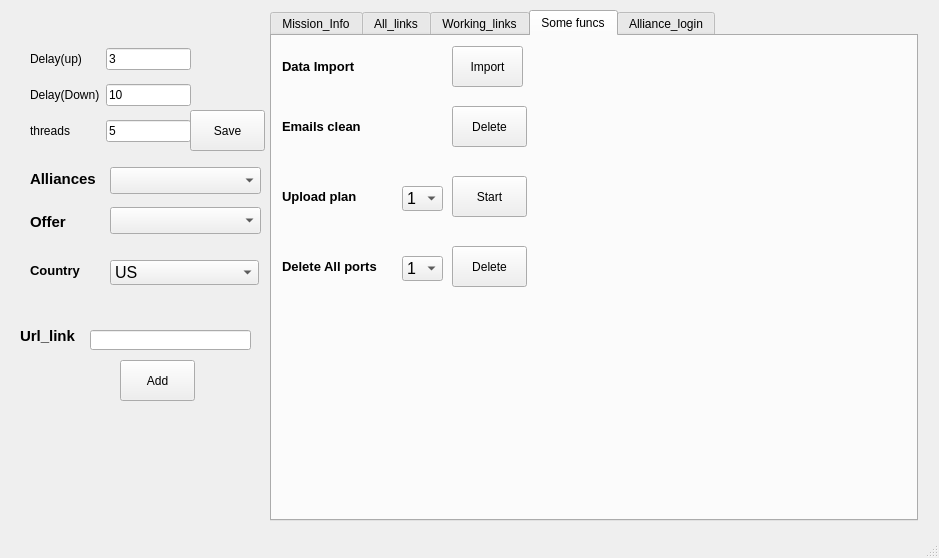
Above: ui/test.ui from FuckBrains/src before the change. Below: the same form after it.
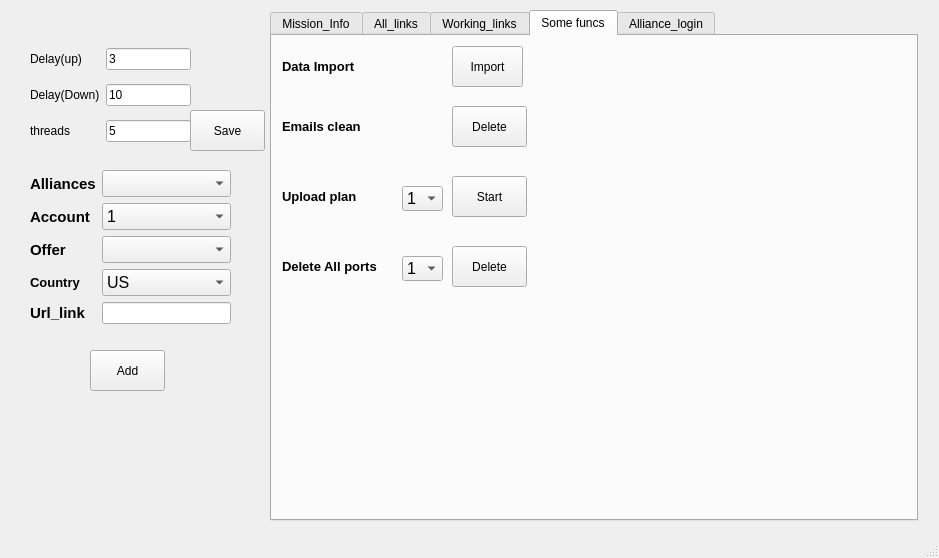
That is the form after the change.

Diff of the .ui file:
```diff
--- a/ui/test.ui
+++ b/ui/test.ui
@@ -23,8 +23,8 @@
    <widget class="QPushButton" name="pushButton1">
     <property name="geometry">
      <rect>
-      <x>120</x>
-      <y>360</y>
+      <x>90</x>
+      <y>350</y>
       <width>75</width>
       <height>41</height>
      </rect>
@@ -33,96 +33,6 @@
      <string>Add</string>
     </property>
    </widget>
-   <widget class="QWidget" name="verticalLayoutWidget">
-    <property name="geometry">
-     <rect>
-      <x>30</x>
-      <y>160</y>
-      <width>160</width>
-      <height>80</height>
-     </rect>
-    </property>
-    <layout class="QVBoxLayout" name="verticalLayout">
-     <item>
-      <widget class="QLabel" name="label">
-       <property name="font">
-        <font>
-         <pointsize>11</pointsize>
-         <weight>75</weight>
-         <bold>true</bold>
-        </font>
-       </property>
-       <property name="text">
-        <string>Alliances</string>
-       </property>
-      </widget>
-     </item>
-     <item>
-      <widget class="QLabel" name="label_2">
-       <property name="font">
-        <font>
-         <pointsize>11</pointsize>
-         <weight>75</weight>
-         <bold>true</bold>
-        </font>
-       </property>
-       <property name="text">
-        <string>Offer</string>
-       </property>
-      </widget>
-     </item>
-    </layout>
-   </widget>
-   <widget class="QWidget" name="verticalLayoutWidget_2">
-    <property name="geometry">
-     <rect>
-      <x>110</x>
-      <y>160</y>
-      <width>151</width>
-      <height>81</height>
-     </rect>
-    </property>
-    <layout class="QVBoxLayout" name="verticalLayout_2">
-     <item>
-      <widget class="QComboBox" name="comboBox1">
-       <property name="font">
-        <font>
-         <pointsize>12</pointsize>
-        </font>
-       </property>
-      </widget>
-     </item>
-     <item>
-      <widget class="QComboBox" name="comboBox2">
-       <property name="font">
-        <font>
-         <pointsize>12</pointsize>
-        </font>
-       </property>
-      </widget>
-     </item>
-    </layout>
-   </widget>
-   <widget class="QLabel" name="label_3">
-    <property name="geometry">
-     <rect>
-      <x>20</x>
-      <y>300</y>
-      <width>61</width>
-      <height>71</height>
-     </rect>
-    </property>
-    <property name="font">
-     <font>
-      <pointsize>11</pointsize>
-      <weight>75</weight>
-      <bold>true</bold>
-     </font>
-    </property>
-    <property name="text">
-     <string>Url_link</string>
-    </property>
-   </widget>
    <widget class="QWidget" name="gridLayoutWidget">
     <property name="geometry">
      <rect>
@@ -177,71 +87,6 @@
      </item>
     </layout>
    </widget>
-   <widget class="QLabel" name="label_9">
-    <property name="geometry">
-     <rect>
-      <x>30</x>
-      <y>260</y>
-      <width>81</width>
-      <height>21</height>
-     </rect>
-    </property>
-    <property name="font">
-     <font>
-      <pointsize>10</pointsize>
-      <weight>75</weight>
-      <bold>true</bold>
-     </font>
-    </property>
-    <property name="text">
-     <string>Country</string>
-    </property>
-   </widget>
-   <widget class="QComboBox" name="comboBox5">
-    <property name="geometry">
-     <rect>
-      <x>110</x>
-      <y>260</y>
-      <width>149</width>
-      <height>25</height>
-     </rect>
-    </property>
-    <property name="font">
-     <font>
-      <pointsize>12</pointsize>
-     </font>
-    </property>
-    <item>
-     <property name="text">
-      <string>US</string>
-     </property>
-    </item>
-    <item>
-     <property name="text">
-      <string>CA</string>
-     </property>
-    </item>
-    <item>
-     <property name="text">
-      <string>GB</string>
-     </property>
-    </item>
-    <item>
-     <property name="text">
-      <string>AU</string>
-     </property>
-    </item>
-    <item>
-     <property name="text">
-      <string>FR</string>
-     </property>
-    </item>
-    <item>
-     <property name="text">
-      <string>DE</string>
-     </property>
-    </item>
-   </widget>
    <widget class="QTabWidget" name="tabWidget">
     <property name="geometry">
      <rect>
@@ -826,18 +671,210 @@
      <string>Save</string>
     </property>
    </widget>
-   <widget class="QLineEdit" name="lineEdit">
+   <widget class="QWidget" name="formLayoutWidget">
     <property name="geometry">
      <rect>
-      <x>90</x>
-      <y>330</y>
-      <width>161</width>
-      <height>20</height>
+      <x>30</x>
+      <y>170</y>
+      <width>201</width>
+      <height>170</height>
      </rect>
     </property>
-    <property name="text">
-     <string/>
-    </property>
+    <layout class="QFormLayout" name="formLayout">
+     <item row="0" column="0">
+      <widget class="QLabel" name="label">
+       <property name="font">
+        <font>
+         <pointsize>11</pointsize>
+         <weight>75</weight>
+         <bold>true</bold>
+        </font>
+       </property>
+       <property name="text">
+        <string>Alliances</string>
+       </property>
+      </widget>
+     </item>
+     <item row="0" column="1">
+      <widget class="QComboBox" name="comboBox1">
+       <property name="font">
+        <font>
+         <pointsize>12</pointsize>
+        </font>
+       </property>
+      </widget>
+     </item>
+     <item row="2" column="0">
+      <widget class="QLabel" name="label_2">
+       <property name="font">
+        <font>
+         <pointsize>11</pointsize>
+         <weight>75</weight>
+         <bold>true</bold>
+        </font>
+       </property>
+       <property name="text">
+        <string>Offer</string>
+       </property>
+      </widget>
+     </item>
+     <item row="2" column="1">
+      <widget class="QComboBox" name="comboBox2">
+       <property name="font">
+        <font>
+         <pointsize>12</pointsize>
+        </font>
+       </property>
+      </widget>
+     </item>
+     <item row="4" column="0">
+      <widget class="QLabel" name="label_9">
+       <property name="font">
+        <font>
+         <pointsize>10</pointsize>
+         <weight>75</weight>
+         <bold>true</bold>
+        </font>
+       </property>
+       <property name="text">
+        <string>Country</string>
+       </property>
+      </widget>
+     </item>
+     <item row="4" column="1">
+      <widget class="QComboBox" name="comboBox5">
+       <property name="font">
+        <font>
+         <pointsize>12</pointsize>
+        </font>
+       </property>
+       <item>
+        <property name="text">
+         <string>US</string>
+        </property>
+       </item>
+       <item>
+        <property name="text">
+         <string>CA</string>
+        </property>
+       </item>
+       <item>
+        <property name="text">
+         <string>GB</string>
+        </property>
+       </item>
+       <item>
+        <property name="text">
+         <string>AU</string>
+        </property>
+       </item>
+       <item>
+        <property name="text">
+         <string>FR</string>
+        </property>
+       </item>
+       <item>
+        <property name="text">
+         <string>DE</string>
+        </property>
+       </item>
+      </widget>
+     </item>
+     <item row="5" column="0">
+      <widget class="QLabel" name="label_3">
+       <property name="font">
+        <font>
+         <pointsize>11</pointsize>
+         <weight>75</weight>
+         <bold>true</bold>
+        </font>
+       </property>
+       <property name="text">
+        <string>Url_link</string>
+       </property>
+      </widget>
+     </item>
+     <item row="5" column="1">
+      <widget class="QLineEdit" name="lineEdit">
+       <property name="text">
+        <string/>
+       </property>
+      </widget>
+     </item>
+     <item row="1" column="0">
+      <widget class="QLabel" name="label_7">
+       <property name="font">
+        <font>
+         <pointsize>11</pointsize>
+         <weight>75</weight>
+         <bold>true</bold>
+        </font>
+       </property>
+       <property name="text">
+        <string>Account</string>
+       </property>
+      </widget>
+     </item>
+     <item row="1" column="1">
+      <widget class="QComboBox" name="comboBox9">
+       <property name="font">
+        <font>
+         <pointsize>12</pointsize>
+        </font>
+       </property>
+       <item>
+        <property name="text">
+         <string>1</string>
+        </property>
+       </item>
+       <item>
+        <property name="text">
+         <string>2</string>
+        </property>
+       </item>
+       <item>
+        <property name="text">
+         <string>3</string>
+        </property>
+       </item>
+       <item>
+        <property name="text">
+         <string>4</string>
+        </property>
+       </item>
+       <item>
+        <property name="text">
+         <string>5</string>
+        </property>
+       </item>
+       <item>
+        <property name="text">
+         <string>6</string>
+        </property>
+       </item>
+       <item>
+        <property name="text">
+         <string>7</string>
+        </property>
+       </item>
+       <item>
+        <property name="text">
+         <string>8</string>
+        </property>
+       </item>
+       <item>
+        <property name="text">
+         <string>9</string>
+        </property>
+       </item>
+       <item>
+        <property name="text">
+         <string>10</string>
+        </property>
+       </item>
+      </widget>
+     </item>
+    </layout>
    </widget>
   </widget>
   <widget class="QStatusBar" name="statusbar"/>
```
